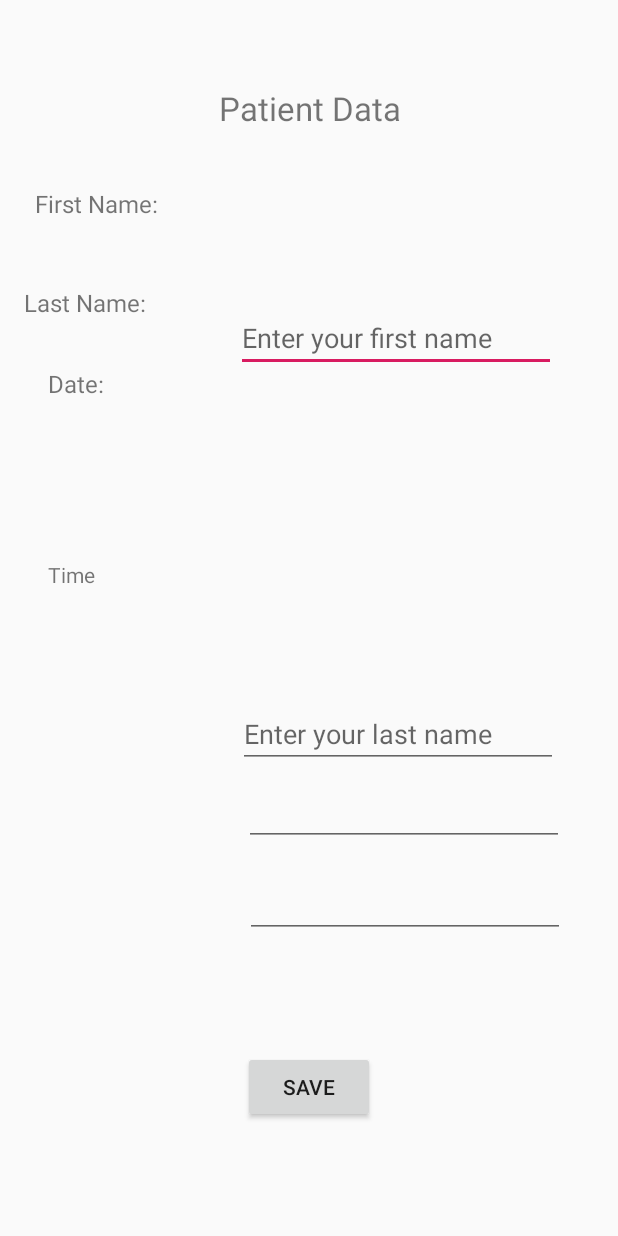
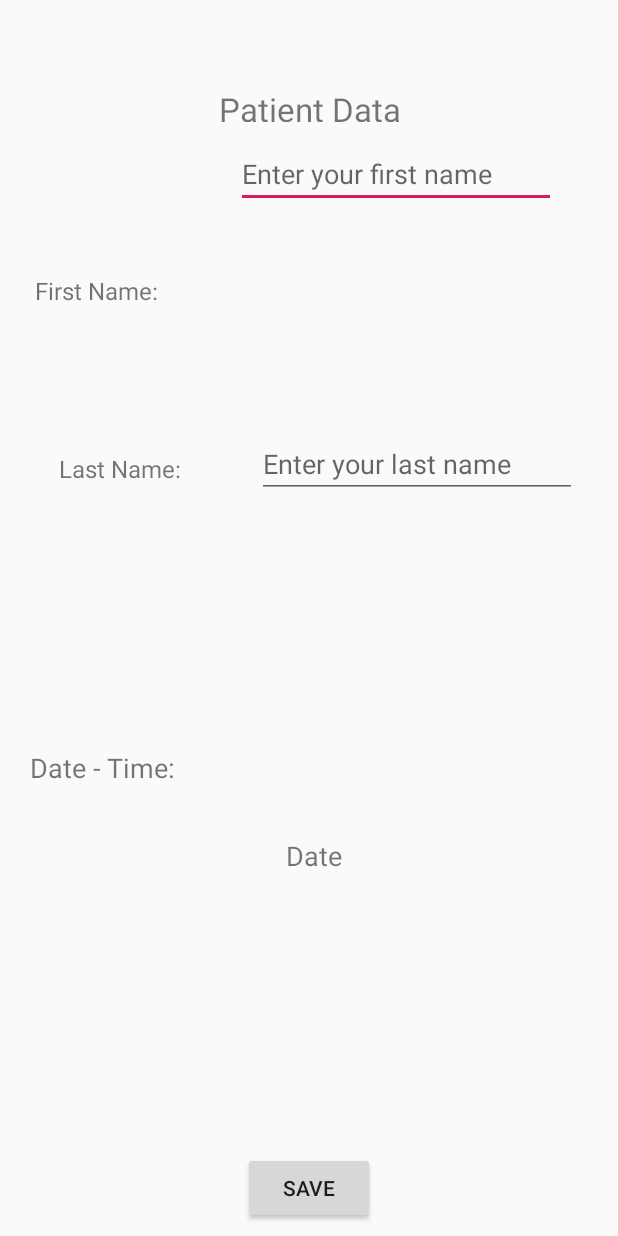
Before and after one commit to jahnavicheyyanda/HealthTracker, an Android app: the layout activity_patient_data.xml on its own in the app's theme, with its tools: preview values and no code run, on a phone screen of 412 x 824 dp. Run offline under Robolectric (Android 15) with nearby library versions, the phone set to English and light mode, and no system bars.

Commit message:
date and time are added automatically

```diff
--- a/app/src/main/java/com/example/zece/healthtracker/patient_data.java
+++ b/app/src/main/java/com/example/zece/healthtracker/patient_data.java
@@ -5,6 +5,10 @@ import android.os.Bundle;
 import android.support.v7.app.AppCompatActivity;
 import android.view.View;
 import android.widget.Button;
+import android.widget.TextView;
+
+import java.text.DateFormat;
+import java.util.Calendar;
 
 public class patient_data extends AppCompatActivity {
 
@@ -13,7 +17,7 @@ public class patient_data extends AppCompatActivity {
         super.onCreate(savedInstanceState);
         setContentView(R.layout.activity_patient_data);
 
-        final Button save_button = (Button) findViewById(R.id.save_button);
+        final Button save_button = findViewById(R.id.save_button);
 
         save_button.setOnClickListener(new View.OnClickListener() {
             @Override
@@ -21,6 +25,12 @@ public class patient_data extends AppCompatActivity {
                 files_page();
             }
         });
+
+        Calendar calendar = Calendar.getInstance();
+        String currentDate = DateFormat.getDateTimeInstance().format(calendar.getTime());
+
+        TextView date_data_input = findViewById(R.id.date_data_input);
+        date_data_input.setText(currentDate);
     }
 
     public void files_page(){
--- a/app/src/main/res/layout/activity_main.xml
+++ b/app/src/main/res/layout/activity_main.xml
@@ -20,7 +20,8 @@
         app:layout_constraintBottom_toTopOf="@+id/next_button_home"
         app:layout_constraintEnd_toEndOf="parent"
         app:layout_constraintStart_toStartOf="parent"
-        app:layout_constraintTop_toTopOf="parent"/>
+        app:layout_constraintTop_toTopOf="parent"
+        android:visibility="visible"/>
 
 
     <TextView
--- a/app/src/main/res/layout/activity_patient_data.xml
+++ b/app/src/main/res/layout/activity_patient_data.xml
@@ -9,7 +9,7 @@
     <TextView
         android:id="@+id/patient_data"
         android:layout_width="wrap_content"
-        android:layout_height="27dp"
+        android:layout_height="23dp"
         android:layout_marginStart="148dp"
         android:layout_marginEnd="148dp"
         android:layout_marginBottom="8dp"
@@ -29,9 +29,11 @@
         android:layout_height="wrap_content"
         android:layout_marginStart="8dp"
         android:layout_marginTop="40dp"
+        android:layout_marginBottom="18dp"
         android:contentDescription="@string/name_data"
         android:text="@string/name_data"
         android:textSize="16sp"
+        app:layout_constraintBottom_toTopOf="@+id/last_name"
         app:layout_constraintEnd_toEndOf="parent"
         app:layout_constraintHorizontal_bias="0.047"
         app:layout_constraintStart_toStartOf="parent"
@@ -42,9 +44,9 @@
         android:layout_width="wrap_content"
         android:layout_height="wrap_content"
         android:layout_marginStart="8dp"
-        android:layout_marginTop="28dp"
+        android:layout_marginTop="12dp"
         android:layout_marginEnd="8dp"
-        android:layout_marginBottom="8dp"
+        android:layout_marginBottom="18dp"
         android:ems="10"
         android:hint="@string/first_name"
         android:inputType="textPersonName"
@@ -53,16 +55,22 @@
         app:layout_constraintHorizontal_bias="0.571"
         app:layout_constraintStart_toEndOf="@+id/name_data"
         app:layout_constraintTop_toBottomOf="@+id/patient_data"
-        app:layout_constraintVertical_bias="0.3" />
+        app:layout_constraintVertical_bias="0.3"
+        app:layout_constraintVertical_chainStyle="spread_inside"
+        tools:ignore="Autofill" />
 
     <TextView
         android:id="@+id/last_name"
         android:layout_width="wrap_content"
         android:layout_height="wrap_content"
-        android:layout_marginStart="16dp"
-        android:layout_marginTop="44dp"
+        android:layout_marginStart="20dp"
+        android:layout_marginTop="18dp"
+        android:layout_marginEnd="23dp"
+        android:layout_marginBottom="57dp"
         android:text="@string/last_data"
         android:textSize="16sp"
+        app:layout_constraintBottom_toTopOf="@+id/date"
+        app:layout_constraintEnd_toStartOf="@+id/InputLastName"
         app:layout_constraintStart_toStartOf="parent"
         app:layout_constraintTop_toBottomOf="@+id/name_data" />
 
@@ -71,91 +79,63 @@
         android:layout_width="wrap_content"
         android:layout_height="wrap_content"
         android:layout_marginStart="8dp"
+        android:layout_marginTop="18dp"
         android:layout_marginEnd="8dp"
-        android:layout_marginBottom="312dp"
+        android:layout_marginBottom="57dp"
         android:ems="10"
         android:hint="@string/last_name"
         android:inputType="textPersonName"
-        app:layout_constraintBottom_toBottomOf="parent"
+        app:layout_constraintBottom_toTopOf="@+id/date_data_input"
         app:layout_constraintEnd_toEndOf="parent"
-        app:layout_constraintHorizontal_bias="0.625"
-        app:layout_constraintStart_toEndOf="@+id/last_name" />
+        app:layout_constraintHorizontal_bias="0.6"
+        app:layout_constraintStart_toEndOf="@+id/last_name"
+        app:layout_constraintTop_toBottomOf="@+id/InputName"
+        tools:ignore="Autofill" />
 
     <TextView
         android:id="@+id/date"
         android:layout_width="wrap_content"
         android:layout_height="wrap_content"
-        android:layout_marginStart="8dp"
-        android:layout_marginTop="32dp"
-        android:layout_marginEnd="8dp"
+        android:layout_marginStart="20dp"
+        android:layout_marginTop="57dp"
+        android:layout_marginEnd="28dp"
+        android:layout_marginBottom="239dp"
+        android:contentDescription="@string/date_data"
         android:text="@string/date_data"
-        android:textSize="16sp"
-        app:layout_constraintEnd_toEndOf="parent"
-        app:layout_constraintHorizontal_bias="0.066"
+        android:textSize="18sp"
+        app:layout_constraintBottom_toBottomOf="parent"
+        app:layout_constraintEnd_toStartOf="@+id/date_data_input"
+        app:layout_constraintHorizontal_chainStyle="spread_inside"
         app:layout_constraintStart_toStartOf="parent"
         app:layout_constraintTop_toBottomOf="@+id/last_name" />
-
-    <EditText
-        android:id="@+id/date_data"
-        android:layout_width="wrap_content"
-        android:layout_height="wrap_content"
-        android:layout_marginStart="8dp"
-        android:layout_marginTop="8dp"
-        android:layout_marginEnd="8dp"
-        android:layout_marginBottom="8dp"
-        android:ems="10"
-        android:inputType="date"
-        app:layout_constraintBottom_toTopOf="@+id/time_data"
-        app:layout_constraintEnd_toEndOf="parent"
-        app:layout_constraintHorizontal_bias="0.75"
-        app:layout_constraintStart_toEndOf="@+id/date"
-        app:layout_constraintTop_toBottomOf="@+id/InputLastName" />
-
-    <TextView
-        android:id="@+id/time"
-        android:layout_width="wrap_content"
-        android:layout_height="wrap_content"
-        android:layout_marginStart="8dp"
-        android:layout_marginTop="32dp"
-        android:layout_marginEnd="8dp"
-        android:layout_marginBottom="8dp"
-        android:text="Time"
-        app:layout_constraintBottom_toTopOf="@+id/save_button"
-        app:layout_constraintEnd_toEndOf="parent"
-        app:layout_constraintHorizontal_bias="0.065"
-        app:layout_constraintStart_toStartOf="parent"
-        app:layout_constraintTop_toBottomOf="@+id/date"
-        app:layout_constraintVertical_bias="0.2" />
-
-    <EditText
-        android:id="@+id/time_data"
-        android:layout_width="wrap_content"
-        android:layout_height="wrap_content"
-        android:layout_marginStart="8dp"
-        android:layout_marginTop="8dp"
-        android:layout_marginEnd="8dp"
-        android:layout_marginBottom="200dp"
-        android:ems="10"
-        android:inputType="time"
-        app:layout_constraintBottom_toBottomOf="parent"
-        app:layout_constraintEnd_toEndOf="parent"
-        app:layout_constraintHorizontal_bias="0.771"
-        app:layout_constraintStart_toEndOf="@+id/time"
-        app:layout_constraintTop_toBottomOf="@+id/date_data" />
 
     <Button
         android:id="@+id/save_button"
         android:layout_width="wrap_content"
         android:layout_height="wrap_content"
         android:layout_marginStart="8dp"
-        android:layout_marginTop="8dp"
         android:layout_marginEnd="8dp"
         android:layout_marginBottom="8dp"
         android:text="@string/save_button"
         app:layout_constraintBottom_toBottomOf="parent"
         app:layout_constraintEnd_toEndOf="parent"
-        app:layout_constraintStart_toStartOf="parent"
-        app:layout_constraintTop_toBottomOf="@+id/time_data" />
+        app:layout_constraintStart_toStartOf="parent" />
+
+    <TextView
+        android:id="@+id/date_data_input"
+        android:layout_width="wrap_content"
+        android:layout_height="wrap_content"
+        android:layout_marginStart="28dp"
+        android:layout_marginTop="57dp"
+        android:layout_marginEnd="184dp"
+        android:layout_marginBottom="185dp"
+        android:contentDescription="@string/date_data_input"
+        android:text="@string/date_data_input"
+        android:textSize="18sp"
+        app:layout_constraintBottom_toTopOf="@+id/save_button"
+        app:layout_constraintEnd_toEndOf="parent"
+        app:layout_constraintStart_toEndOf="@+id/date"
+        app:layout_constraintTop_toBottomOf="@+id/InputLastName" />
 
 
 </android.support.constraint.ConstraintLayout>
--- a/app/src/main/res/values/strings.xml
+++ b/app/src/main/res/values/strings.xml
@@ -9,7 +9,7 @@
     <string name="patient_data">Patient Data</string>
     <string name="name_data">First Name:</string>
     <string name="last_data" translatable="false">Last Name:</string>
-    <string name="date_data">Date:</string>
+    <string name="date_data">Date - Time:</string>
     <string name="time_data">Time:</string>
     <string name="next_button2">Next</string>
     <string name="save_button">Save</string>
@@ -17,4 +17,6 @@
     <string name="first_name">Enter your first name</string>
     <string name="last_name">Enter your last name</string>
     <string name="text_opening">Please connect to a bluetooth device</string>
+    <string name="date_data_input">Date</string>
+    <string name="time_data_input">Time</string>
 </resources>
```
